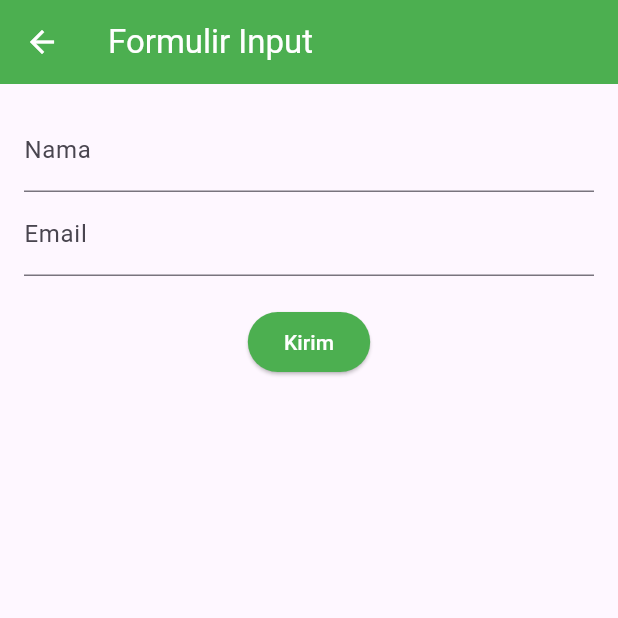
After one commit to fdlmhmd29/pemorgraman_mobile, a Flutter app: the screen it shows after launch, after a tap on the "add" icon, on a phone screen of 412 x 824 dp, the top half of it. The commit adds this screen. Run offline on Flutter 3.47's test engine with Material 3 defaults, Android fonts, the phone set to English and light mode, and no system bars; our stand-ins replace shared_preferences.

Commit message:
After Demonstration
✨ Add: Form validation for name and email
🛠 Refactor: Modularize code into screens/widgets/utils
💾 Feat: Implement persistent storage using SharedPreferences
🔒 Confirm: Add delete confirmation dialog
📄 Docs: Add complete README.md with structure and usage

```diff
--- /dev/null
+++ b/lib/screens/form_screen.dart
@@ -0,0 +1,118 @@
+import 'package:flutter/material.dart';
+
+class FormScreen extends StatefulWidget {
+  const FormScreen({super.key});
+
+  @override
+  State<FormScreen> createState() => _FormScreenState();
+}
+
+class _FormScreenState extends State<FormScreen> {
+  final _formKey = GlobalKey<FormState>();
+  final TextEditingController _nameController = TextEditingController();
+  final TextEditingController _emailController = TextEditingController();
+
+  bool isEdit = false;
+  int? editIndex;
+
+  @override
+  void didChangeDependencies() {
+    super.didChangeDependencies();
+    final args = ModalRoute.of(context)?.settings.arguments;
+
+    if (args is Map && args.containsKey('data')) {
+      final data = args['data'];
+      if (data is Map<String, String>) {
+        _nameController.text = data['name'] ?? '';
+        _emailController.text = data['email'] ?? '';
+        isEdit = true;
+        editIndex = args['editIndex'] as int?;
+      }
+    }
+  }
+
+  bool _isValidName(String name) {
+    final nameRegex = RegExp(r'^[a-zA-Z\s]{4,}$');
+    return nameRegex.hasMatch(name);
+  }
+
+  bool _isValidEmail(String email) {
+    final emailRegex = RegExp(
+      r'^[a-zA-Z0-9]+([._%+-]?[a-zA-Z0-9])*@[a-zA-Z0-9]+\.[a-zA-Z]{2,}$',
+    );
+    return emailRegex.hasMatch(email);
+  }
+
+  void _submitForm() {
+    if (_formKey.currentState!.validate()) {
+      final name = _nameController.text.trim();
+      final email = _emailController.text.trim();
+
+      Navigator.pop(context, {
+        'name': name,
+        'email': email,
+        'isEdit': isEdit,
+        'editIndex': editIndex,
+      });
+    }
+  }
+
+  @override
+  Widget build(BuildContext context) {
+    return Scaffold(
+      appBar: AppBar(
+        title: Text(isEdit ? 'Edit Data' : 'Formulir Input'),
+        backgroundColor: Colors.green,
+        foregroundColor: Colors.white,
+      ),
+      body: Padding(
+        padding: const EdgeInsets.all(16.0),
+        child: Form(
+          key: _formKey,
+          child: Column(
+            children: [
+              TextFormField(
+                controller: _nameController,
+                decoration: const InputDecoration(labelText: 'Nama'),
+                validator: (value) {
+                  final name = value?.trim() ?? '';
+                  if (name.isEmpty) {
+                    return 'Nama tidak boleh kosong.';
+                  }
+                  if (!_isValidName(name)) {
+                    return 'Nama minimal 4 huruf dan hanya huruf & spasi.';
+                  }
+                  return null;
+                },
+              ),
+              TextFormField(
+                controller: _emailController,
+                decoration: const InputDecoration(labelText: 'Email'),
+                validator: (value) {
+                  final email = value?.trim() ?? '';
+                  if (email.isEmpty) {
+                    return 'Email tidak boleh kosong.';
+                  }
+                  if (!_isValidEmail(email)) {
+                    return 'Format email tidak valid.';
+                  }
+                  return null;
+                },
+                keyboardType: TextInputType.emailAddress,
+              ),
+              const SizedBox(height: 20),
+              ElevatedButton(
+                onPressed: _submitForm,
+                style: ElevatedButton.styleFrom(
+                  backgroundColor: Colors.green,
+                  foregroundColor: Colors.white,
+                ),
+                child: Text(isEdit ? 'Simpan Perubahan' : 'Kirim'),
+              ),
+            ],
+          ),
+        ),
+      ),
+    );
+  }
+}
--- /dev/null
+++ b/lib/screens/home_screen.dart
@@ -0,0 +1,94 @@
+import 'package:flutter/material.dart';
+import '../utils/shared_prefs_helper.dart';
+import '../widgets/data_list_item.dart';
+
+class HomeScreen extends StatefulWidget {
+  const HomeScreen({super.key});
+
+  @override
+  State<HomeScreen> createState() => _HomeScreenState();
+}
+
+class _HomeScreenState extends State<HomeScreen> {
+  List<Map<String, String>> submittedData = [];
+
+  @override
+  void initState() {
+    super.initState();
+    _loadData();
+  }
+
+  Future<void> _loadData() async {
+    final data = await loadSubmittedData();
+    setState(() {
+      submittedData = data;
+    });
+  }
+
+  void _saveData() {
+    saveSubmittedData(submittedData);
+  }
+
+  void _openForm({Map<String, String>? data, int? index}) async {
+    final result = await Navigator.pushNamed(
+      context,
+      '/form',
+      arguments: {'data': data, 'editIndex': index},
+    );
+
+    if (result is Map<String, dynamic>) {
+      final name = result['name'] as String;
+      final email = result['email'] as String;
+      final isEdit = result['isEdit'] as bool;
+      final editIndex = result['editIndex'] as int?;
+
+      setState(() {
+        if (isEdit && editIndex != null) {
+          submittedData[editIndex] = {'name': name, 'email': email};
+        } else {
+          submittedData.add({'name': name, 'email': email});
+        }
+      });
+
+      _saveData();
+    }
+  }
+
+  void _deleteItem(int index) {
+    setState(() {
+      submittedData.removeAt(index);
+    });
+    _saveData();
+  }
+
+  @override
+  Widget build(BuildContext context) {
+    return Scaffold(
+      appBar: AppBar(
+        title: const Text('Data Terkirim'),
+        backgroundColor: Colors.green,
+        foregroundColor: Colors.white,
+      ),
+      body: submittedData.isEmpty
+          ? const Center(child: Text('Belum ada data terkirim.'))
+          : ListView.builder(
+              itemCount: submittedData.length,
+              itemBuilder: (context, index) {
+                final data = submittedData[index];
+                return DataListItem(
+                  index: index,
+                  data: data,
+                  onEdit: () => _openForm(data: data, index: index),
+                  onDelete: () => _deleteItem(index),
+                );
+              },
+            ),
+      floatingActionButton: FloatingActionButton(
+        backgroundColor: Colors.green,
+        foregroundColor: Colors.white,
+        child: const Icon(Icons.add),
+        onPressed: () => _openForm(),
+      ),
+    );
+  }
+}
--- /dev/null
+++ b/lib/utils/shared_prefs_helper.dart
@@ -0,0 +1,20 @@
+import 'package:shared_preferences/shared_preferences.dart';
+import 'dart:convert';
+
+Future<void> saveSubmittedData(List<Map<String, String>> data) async {
+  final prefs = await SharedPreferences.getInstance();
+  final String encodedData = jsonEncode(data);
+  await prefs.setString('submitted_data', encodedData);
+}
+
+Future<List<Map<String, String>>> loadSubmittedData() async {
+  final prefs = await SharedPreferences.getInstance();
+  final String? encodedData = prefs.getString('submited_data');
+
+  if (encodedData != null) {
+    final List<dynamic> decoded = jsonDecode(encodedData);
+    return decoded.map((item) => Map<String, String>.from(item)).toList();
+  }
+
+  return [];
+}
--- a/pubspec.yaml
+++ b/pubspec.yaml
@@ -30,6 +30,7 @@ environment:
 dependencies:
   flutter:
     sdk: flutter
+  shared_preferences: ^2.2.2
 
   # The following adds the Cupertino Icons font to your application.
   # Use with the CupertinoIcons class for iOS style icons.
@@ -44,7 +45,7 @@ dev_dependencies:
   # activated in the `analysis_options.yaml` file located at the root of your
   # package. See that file for information about deactivating specific lint
   # rules and activating additional ones.
-  flutter_lints: ^5.0.0
+  flutter_lints: ^6.0.0
 
 # For information on the generic Dart part of this file, see the
 # following page: https://dart.dev/tools/pub/pubspec
```
Also changed, not shown: lib/main.dart (+6 -157 lines), lib/widgets/data_list_item.dart (added, +73 -0 lines), pubspec.lock, 2 other files.
